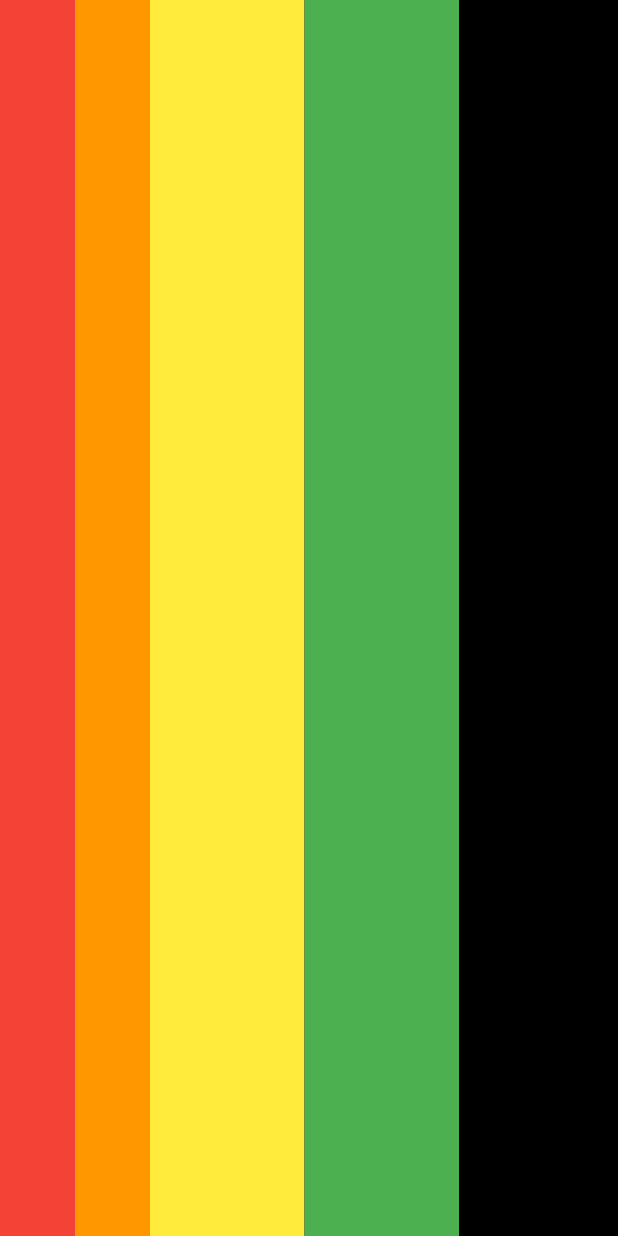
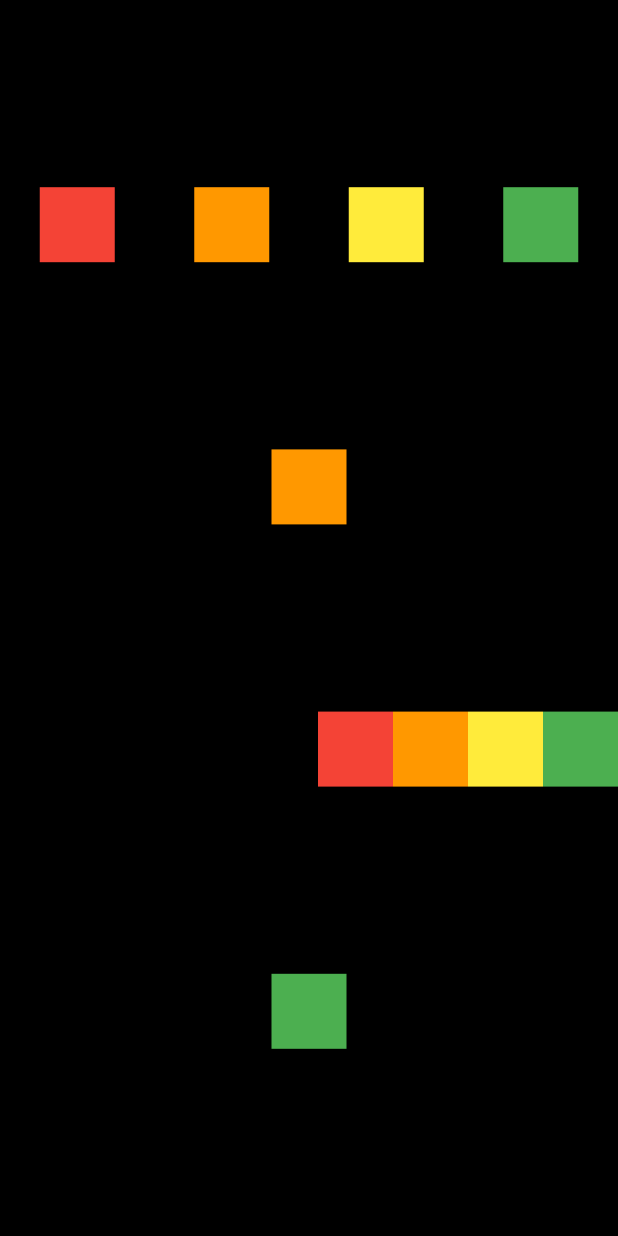
Before and after one commit to KIMINJOONG/flutter_row_and_column, a Flutter app: the screen it shows after launch, on a phone screen of 412 x 824 dp. Run offline on Flutter 3.47's test engine with Material 2 defaults, Android fonts, the phone set to English and light mode, and no system bars.

Commit message:
1. 실습

```diff
--- a/lib/screen/home_screen.dart
+++ b/lib/screen/home_screen.dart
@@ -11,37 +11,82 @@ class HomeScreen extends StatelessWidget {
         child: Container(
           color: Colors.black,
           width: MediaQuery.of(context).size.height,
-          child: Row(
-            mainAxisAlignment: MainAxisAlignment.start,
-            crossAxisAlignment: CrossAxisAlignment.stretch,
+          child: Column(
+            mainAxisAlignment: MainAxisAlignment.spaceEvenly,
             children: [
-              Flexible(
-                child: Container(
+              Row(
+                mainAxisAlignment: MainAxisAlignment.spaceAround,
+                crossAxisAlignment: CrossAxisAlignment.center,
+                children: [
+                  Container(
                     width: 50.0,
                     height: 50.0,
                     color: Colors.red,
                   ),
-              ),
-              Flexible(
-                child: Container(
+                  Container(
                     width: 50.0,
                     height: 50.0,
                     color: Colors.orange,
                   ),
-              ),
-              Expanded(
-                child: Container(
+                  Container(
                     width: 50.0,
                     height: 50.0,
                     color: Colors.yellow,
                   ),
+                  Container(
+                    width: 50.0,
+                    height: 50.0,
+                    color: Colors.green,
+                  )
+                ],
               ),
-              Expanded(
-                child: Container(
+              Row(
+                mainAxisAlignment: MainAxisAlignment.center,
+                crossAxisAlignment: CrossAxisAlignment.center,
+                children: [
+                  Container(
+                    width: 50.0,
+                    height: 50.0,
+                    color: Colors.orange,
+                  ),
+                ],
+              ),
+              Row(
+                mainAxisAlignment: MainAxisAlignment.end,
+                crossAxisAlignment: CrossAxisAlignment.center,
+                children: [
+                  Container(
+                    width: 50.0,
+                    height: 50.0,
+                    color: Colors.red,
+                  ),
+                  Container(
+                    width: 50.0,
+                    height: 50.0,
+                    color: Colors.orange,
+                  ),
+                  Container(
+                    width: 50.0,
+                    height: 50.0,
+                    color: Colors.yellow,
+                  ),
+                  Container(
+                    width: 50.0,
+                    height: 50.0,
+                    color: Colors.green,
+                  )
+                ],
+              ),
+              Row(
+                mainAxisAlignment: MainAxisAlignment.center,
+                crossAxisAlignment: CrossAxisAlignment.center,
+                children: [
+                  Container(
                     width: 50.0,
                     height: 50.0,
                     color: Colors.green,
                   ),
+                ],
               ),
             ],
           ),
```
Lines whose indentation alone changed are shown as unchanged.
